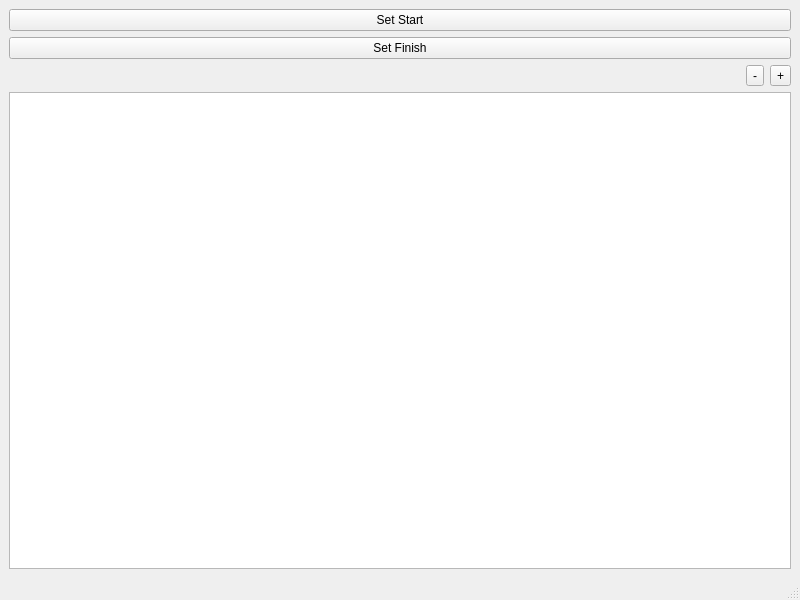
The window that apps/ui/mainwindow.ui (hankedan000/gopro-overlay) describes before a commit, drawn with Qt 5.
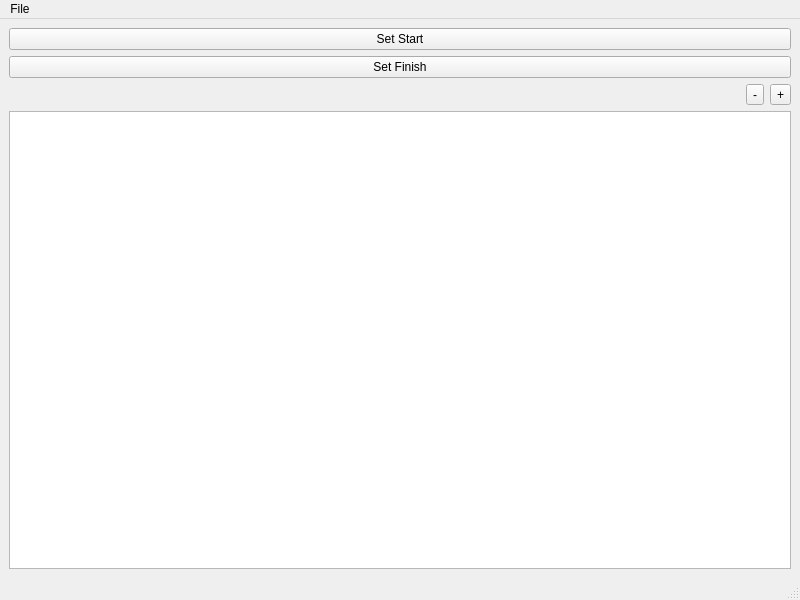
The same window after the commit.

```diff
--- a/apps/ui/mainwindow.ui
+++ b/apps/ui/mainwindow.ui
@@ -94,6 +94,16 @@
      <height>30</height>
     </rect>
    </property>
+   <widget class="QMenu" name="menuFile">
+    <property name="title">
+     <string>File</string>
+    </property>
+    <addaction name="actionSave_Track"/>
+    <addaction name="actionSave_Track_as"/>
+    <addaction name="separator"/>
+    <addaction name="actionLoad_Track"/>
+   </widget>
+   <addaction name="menuFile"/>
   </widget>
   <widget class="QStatusBar" name="statusbar"/>
  </widget>
```
Left out of the diff: 15 changed lines with no effect on the pictures.
